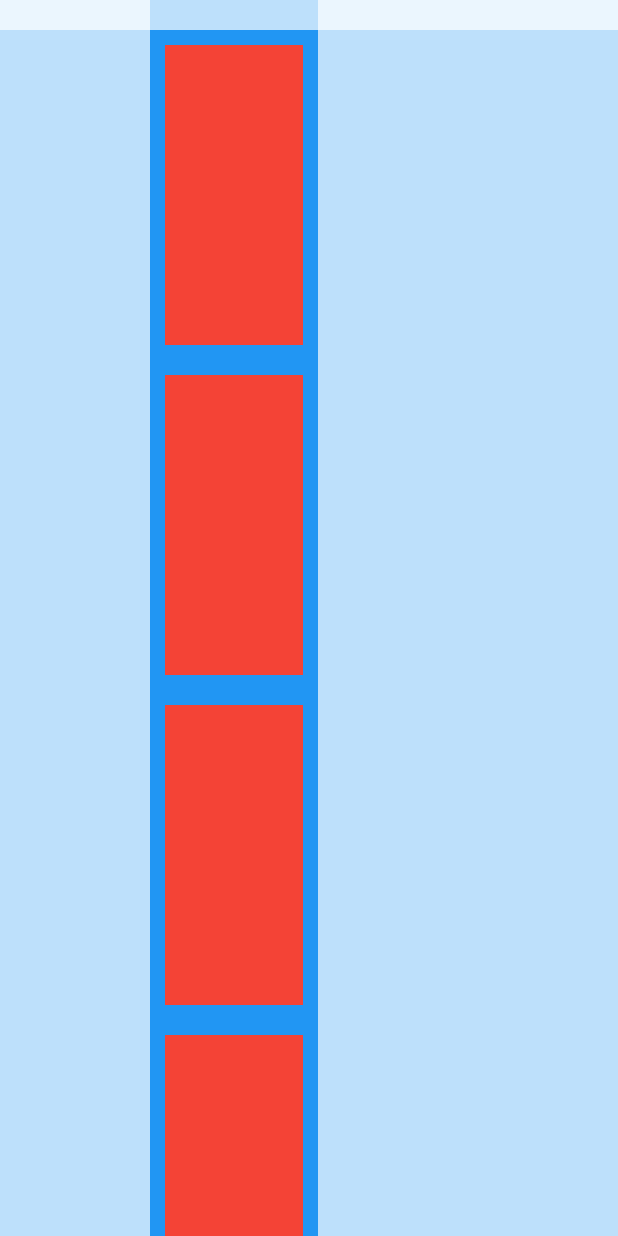
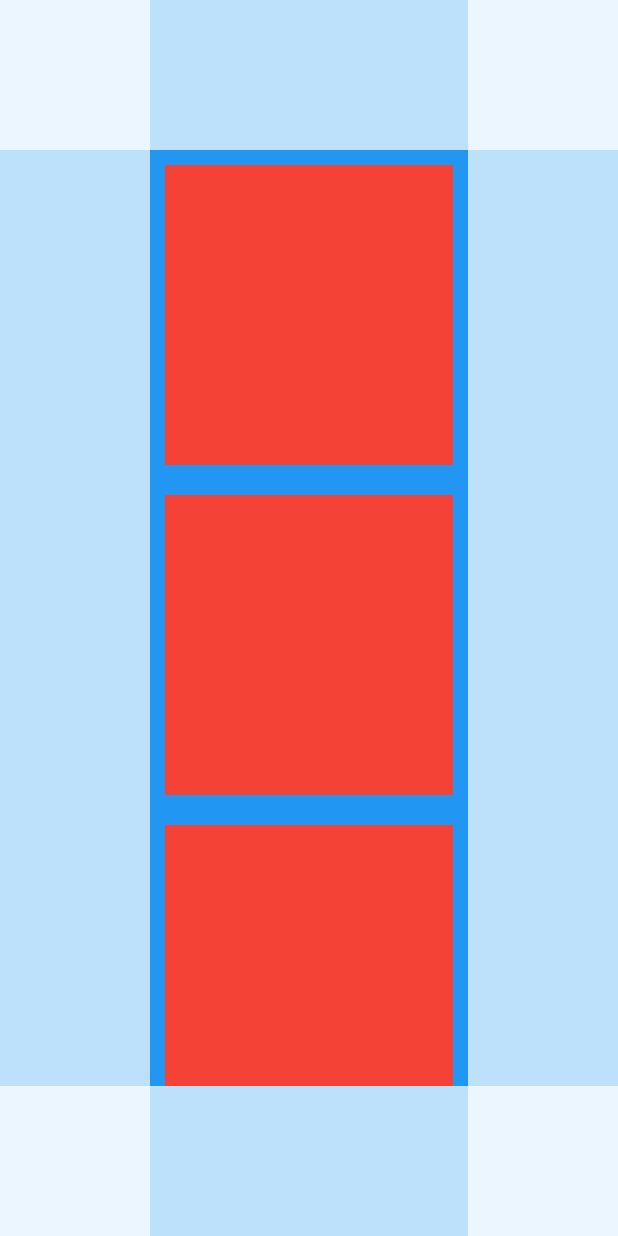
Before and after one commit to ejprok/colorful_safe_area, a Flutter app: the screen it shows after launch, on a phone screen of 412 x 824 dp. Run offline on Flutter 3.47's test engine with Material 2 defaults, Android fonts, the phone set to English and light mode, and no system bars.

```diff
--- a/example/lib/main.dart
+++ b/example/lib/main.dart
@@ -23,7 +23,7 @@ class MyHomePage extends StatelessWidget {
         body: ColorfulSafeArea(
           // allowOverflow: true,
           // bottom: false,
-          minimum: EdgeInsets.only(top: 20, left: 100, right: 200),
+          minimum: EdgeInsets.all(100),
           color: Colors.white.withOpacity(0.7),
           child: ListView.builder(
             itemBuilder: (context, index) {
```
Also changed, not shown: 1 other file.
